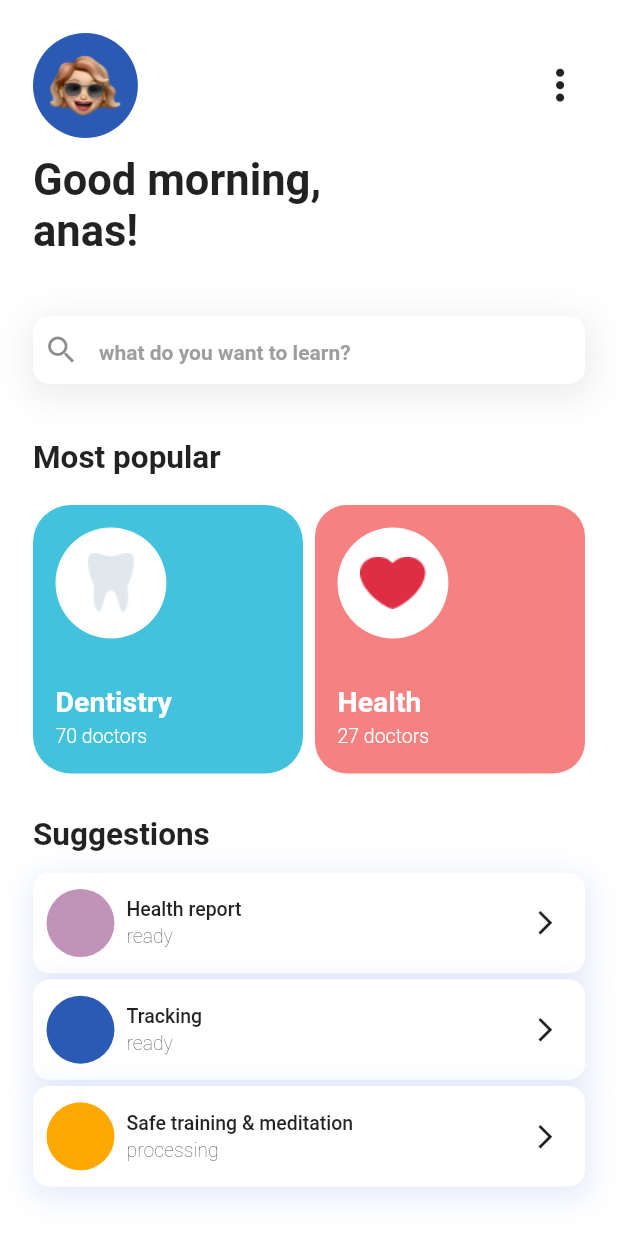
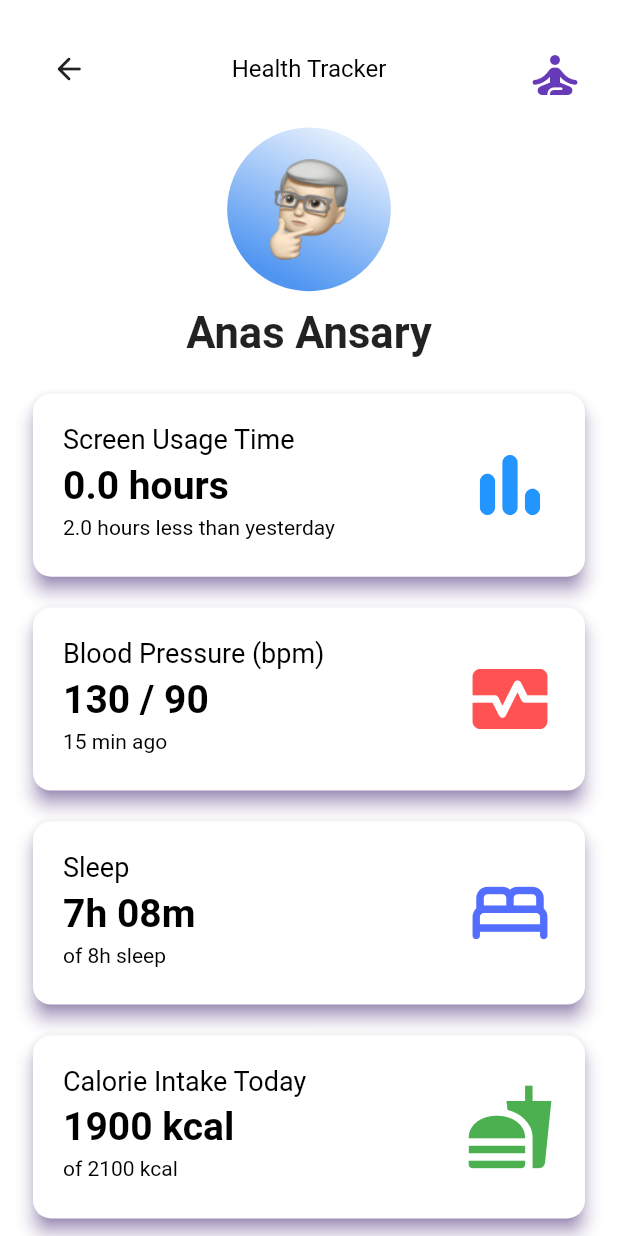
Before and after one commit to anas3a/shoishob, a Flutter app: the Home screen opened by its route, after a tap on "Health", on a phone screen of 412 x 824 dp. Run offline on Flutter 3.47's test engine with Material 2 defaults, Android fonts, the phone set to English and light mode, and no system bars; our stand-ins replace animated_bottom_navigation_bar, animated_text_kit, flutter_svg; missing offline and left inert: app_usage.

Commit message:
add updated health_page2.dart

```diff
--- /dev/null
+++ b/lib/Screens/health_page2.dart
@@ -0,0 +1,436 @@
+import 'package:flutter/material.dart';
+import 'package:app_usage/app_usage.dart';
+
+double usage = 0;
+
+class HealthPage2 extends StatefulWidget {
+  const HealthPage2({Key? key}) : super(key: key);
+
+  @override
+  State<HealthPage2> createState() => _HealthPage2State();
+}
+
+class _HealthPage2State extends State<HealthPage2> {
+  void getUsageStats() async {
+    try {
+      DateTime endDate = new DateTime.now();
+      DateTime startDate = endDate.subtract(Duration(hours: 24));
+      List<AppUsageInfo> infoList =
+          await AppUsage.getAppUsage(startDate, endDate);
+
+      double sum = 0;
+      for (var info in infoList) {
+        sum += (info.usage.inHours);
+      }
+      print(sum);
+      setState(() {
+        usage = sum;
+      });
+    } on AppUsageException catch (exception) {
+      print(exception);
+    }
+  }
+
+  @override
+  void initState() {
+    getUsageStats();
+    super.initState();
+  }
+
+  @override
+  Widget build(BuildContext context) {
+    var size = MediaQuery.of(context).size;
+
+    bool isOrientationLandscape() {
+      return size.width > size.height;
+    }
+
+    return Scaffold(
+      backgroundColor: Colors.white,
+      body: SingleChildScrollView(
+        child: Padding(
+          padding: const EdgeInsets.all(22.0),
+          child: SafeArea(
+            child: Column(
+              crossAxisAlignment: CrossAxisAlignment.center,
+              children: [
+                Row(
+                  children: [
+                    IconButton(
+                      onPressed: () {
+                        Navigator.pop(context);
+                      },
+                      icon: const Icon(Icons.arrow_back_rounded),
+                    ),
+                    Spacer(),
+                    Text('Health Tracker',
+                      style: TextStyle(
+                        fontSize: 16,
+                        color: Colors.black,
+                      ),),
+                    Spacer(),
+                    IconButton(
+                      onPressed: () {
+                        Navigator.pop(context);
+                      },
+                      icon: const Icon(Icons.self_improvement_rounded, size: 40, color: Colors.deepPurple,),
+                    ),
+                  ],
+                ),
+                Padding(
+                  padding: const EdgeInsets.only(
+                      left: 15, bottom: 0, top: 15, right: 15),
+                  child: Container(
+                    width: !isOrientationLandscape()
+                        ? (size.width - 44 - 16) * .31
+                        : (size.height - 44 - 16) * .31,
+                    height: !isOrientationLandscape()
+                        ? (size.width - 44 - 16) * .31
+                        : (size.height - 44 - 16) * .31,
+                    decoration: BoxDecoration(
+                        gradient: const LinearGradient(
+                          colors: [Color(0xffffffff), Color(0xff5096F1)],
+                          begin: Alignment.topRight,
+                          end: Alignment.bottomCenter,
+                        ),
+                        borderRadius: BorderRadius.circular(1000),
+                        color: Colors.white),
+                    child: Center(
+                      child: Image.asset(
+                        'assets/images/avatar4.png',
+                        width: (size.width - 44 - 16) * .19,
+                        height: (size.width - 44 - 16) * .19,
+                      ),
+                    ),
+                  ),
+                ),
+                const Padding(
+                  padding: EdgeInsets.symmetric(vertical: 11.0),
+                  child: Text(
+                    'Anas Ansary',
+                    style: TextStyle(fontSize: 29, fontWeight: FontWeight.bold),
+                  ),
+                ),
+                SizedBox(
+                  height: !isOrientationLandscape()
+                      ? size.width * .03
+                      : size.height * .03,
+                ),
+                Material(
+                  elevation: 5,
+                  shadowColor: Colors.deepPurple,
+                  borderRadius: BorderRadius.circular(12),
+                  color: Colors.white,
+                  child: InkWell(
+                    onTap: () {},
+                    child: Padding(
+                      padding: const EdgeInsets.all(20),
+                      child: Row(
+                        children: [
+                          Column(
+                              mainAxisAlignment: MainAxisAlignment.start,
+                              crossAxisAlignment: CrossAxisAlignment.start,
+                              children: [
+                                Text(
+                                  'Screen Usage Time',
+                                  style: TextStyle(
+                                    fontSize: 18,
+                                    fontWeight: FontWeight.w400,
+                                    color: Colors.black,
+                                  ),
+                                ),
+                                SizedBox(
+                                  height: 5,
+                                ),
+                                Text(
+                                  '${usage.toString()} hours',
+                                  style: TextStyle(
+                                    fontSize: 26,
+                                    fontWeight: FontWeight.w700,
+                                    color: Colors.black,
+                                  ),
+                                ),
+                                SizedBox(
+                                  height: 5,
+                                ),
+                                Text(
+                                  '2.0 hours less than yesterday',
+                                  style: TextStyle(
+                                    fontSize: 14,
+                                    fontWeight: FontWeight.w400,
+                                    color: Colors.black,
+                                  ),
+                                ),
+                                SizedBox(
+                                  height: 5,
+                                ),
+                              ]),
+                          const Spacer(),
+                          Icon(Icons.bar_chart_rounded,
+                              size: 60, color: Color(0xFF2395FF)),
+                        ],
+                      ),
+                    ),
+                  ),
+                ),
+                SizedBox(
+                  height: !isOrientationLandscape()
+                      ? size.width * 0.05
+                      : size.height * 0.05,
+                ),
+                Material(
+                  elevation: 5,
+                  shadowColor: Colors.deepPurple,
+                  borderRadius: BorderRadius.circular(12),
+                  color: Colors.white,
+                  child: InkWell(
+                    onTap: () {},
+                    child: Padding(
+                      padding: const EdgeInsets.all(20),
+                      child: Row(
+                        children: [
+                          Column(
+                              mainAxisAlignment: MainAxisAlignment.start,
+                              crossAxisAlignment: CrossAxisAlignment.start,
+                              children: [
+                                Text(
+                                  'Blood Pressure (bpm)',
+                                  style: TextStyle(
+                                    fontSize: 18,
+                                    fontWeight: FontWeight.w400,
+                                    color: Colors.black,
+                                  ),
+                                ),
+                                SizedBox(
+                                  height: 5,
+                                ),
+                                Text(
+                                  '130 / 90',
+                                  style: TextStyle(
+                                    fontSize: 26,
+                                    fontWeight: FontWeight.w700,
+                                    color: Colors.black,
+                                  ),
+                                ),
+                                SizedBox(
+                                  height: 5,
+                                ),
+                                Text(
+                                  '15 min ago',
+                                  style: TextStyle(
+                                    fontSize: 14,
+                                    fontWeight: FontWeight.w400,
+                                    color: Colors.black,
+                                  ),
+                                ),
+                                SizedBox(
+                                  height: 5,
+                                ),
+                              ]),
+                          const Spacer(),
+                          Icon(Icons.monitor_heart_rounded,
+                              size: 60, color: Colors.redAccent),
+                        ],
+                      ),
+                    ),
+                  ),
+                ),
+                SizedBox(
+                  height: !isOrientationLandscape()
+                      ? size.width * .05
+                      : size.height * .05,
+                ),
+                Material(
+                  elevation: 5,
+                  shadowColor: Colors.deepPurple,
+                  borderRadius: BorderRadius.circular(12),
+                  color: Colors.white,
+                  child: InkWell(
+                    onTap: () {},
+                    child: Padding(
+                      padding: const EdgeInsets.all(20),
+                      child: Row(
+                        children: [
+                          Column(
+                              mainAxisAlignment: MainAxisAlignment.start,
+                              crossAxisAlignment: CrossAxisAlignment.start,
+                              children: [
+                                Text(
+                                  'Sleep',
+                                  style: TextStyle(
+                                    fontSize: 18,
+                                    fontWeight: FontWeight.w400,
+                                    color: Colors.black,
+                                  ),
+                                ),
+                                SizedBox(
+                                  height: 5,
+                                ),
+                                Text(
+                                  '7h 08m',
+                                  style: TextStyle(
+                                    fontSize: 26,
+                                    fontWeight: FontWeight.w700,
+                                    color: Colors.black,
+                                  ),
+                                ),
+                                SizedBox(
+                                  height: 5,
+                                ),
+                                Text(
+                                  'of 8h sleep',
+                                  style: TextStyle(
+                                    fontSize: 14,
+                                    fontWeight: FontWeight.w400,
+                                    color: Colors.black,
+                                  ),
+                                ),
+                                SizedBox(
+                                  height: 5,
+                                ),
+                              ]),
+                          const Spacer(),
+                          Icon(Icons.bed_rounded,
+                              size: 60, color: Colors.indigoAccent),
+                        ],
+                      ),
+                    ),
+                  ),
+                ),
+                SizedBox(
+                  height: !isOrientationLandscape()
+                      ? size.width * .05
+                      : size.height * .05,
+                ),
+                Material(
+                  elevation: 5,
+                  shadowColor: Colors.deepPurple,
+                  borderRadius: BorderRadius.circular(12),
+                  color: Colors.white,
+                  child: InkWell(
+                    onTap: () {},
+                    child: Padding(
+                      padding: const EdgeInsets.all(20),
+                      child: Row(
+                        children: [
+                          Column(
+                              mainAxisAlignment: MainAxisAlignment.start,
+                              crossAxisAlignment: CrossAxisAlignment.start,
+                              children: [
+                                Text(
+                                  'Calorie Intake Today',
+                                  style: TextStyle(
+                                    fontSize: 18,
+                                    fontWeight: FontWeight.w400,
+                                    color: Colors.black,
+                                  ),
+                                ),
+                                SizedBox(
+                                  height: 5,
+                                ),
+                                Text(
+                                  '1900 kcal',
+                                  style: TextStyle(
+                                    fontSize: 26,
+                                    fontWeight: FontWeight.w700,
+                                    color: Colors.black,
+                                  ),
+                                ),
+                                SizedBox(
+                                  height: 5,
+                                ),
+                                Text(
+                                  'of 2100 kcal',
+                                  style: TextStyle(
+                                    fontSize: 14,
+                                    fontWeight: FontWeight.w400,
+                                    color: Colors.black,
+                                  ),
+                                ),
+                                SizedBox(
+                                  height: 5,
+                                ),
+                              ]),
+                          const Spacer(),
+                          Icon(Icons.fastfood,
+                              size: 60, color: Colors.green),
+                        ],
+                      ),
+                    ),
+                  ),
+                ),
+                SizedBox(
+                  height: !isOrientationLandscape()
+                      ? size.width * .05
+                      : size.height * .05,
+                ),
+                Material(
+                  elevation: 5,
+                  shadowColor: Colors.deepPurple,
+                  borderRadius: BorderRadius.circular(12),
+                  color: Colors.white,
+                  child: InkWell(
+                    onTap: () {},
+                    child: Padding(
+                      padding: const EdgeInsets.all(20),
+                      child: Row(
+                        children: [
+                          Column(
+                              mainAxisAlignment: MainAxisAlignment.start,
+                              crossAxisAlignment: CrossAxisAlignment.start,
+                              children: [
+                                Text(
+                                  'Calorie Burned Today',
+                                  style: TextStyle(
+                                    fontSize: 18,
+                                    fontWeight: FontWeight.w400,
+                                    color: Colors.black,
+                                  ),
+                                ),
+                                SizedBox(
+                                  height: 5,
+                                ),
+                                Text(
+                                  '400 kcal',
+                                  style: TextStyle(
+                                    fontSize: 26,
+                                    fontWeight: FontWeight.w700,
+                                    color: Colors.black,
+                                  ),
+                                ),
+                                SizedBox(
+                                  height: 5,
+                                ),
+                                Text(
+                                  'of 550 kcal',
+                                  style: TextStyle(
+                                    fontSize: 14,
+                                    fontWeight: FontWeight.w400,
+                                    color: Colors.black,
+                                  ),
+                                ),
+                                SizedBox(
+                                  height: 5,
+                                ),
+                              ]),
+                          const Spacer(),
+                          Icon(Icons.fitness_center,
+                              size: 60, color: Colors.blue),
+                        ],
+                      ),
+                    ),
+                  ),
+                ),
+                SizedBox(
+                  height: !isOrientationLandscape()
+                      ? size.width * .05
+                      : size.height * .05,
+                ),
+              ],
+            ),
+          ),
+        ),
+      ),
+    );
+  }
+}
--- a/lib/Screens/home.dart
+++ b/lib/Screens/home.dart
@@ -466,11 +466,7 @@ class _HomeState extends State<Home> with TickerProviderStateMixin {
                                 horizontal: 4.0, vertical: 15),
                             child: GestureDetector(
                               onTap: () {
-                                Navigator.push(
-                                    context,
-                                    MaterialPageRoute(
-                                        builder: (context) =>
-                                            const HealthPage()));
+                                Navigator.pushNamed(context, '/health_page2');
                               },
                               child: Container(
                                 width: (size.width - 44 - 16) * .5,
--- a/lib/Screens/signup_page.dart
+++ b/lib/Screens/signup_page.dart
@@ -152,11 +152,7 @@ class _SignUpPageState extends State<SignUpPage> {
                   alignment: Alignment.bottomRight,
                   child: GestureDetector(
                     onTap: (){
-
-                      Navigator.of(context).push(
-                          MaterialPageRoute(builder: (context) => const Home())
-                      );
-
+                          Navigator.pushNamed(context, '/home');
                     },
                     child: Card(
                       color: const Color(0xFF8C77CE),
--- a/lib/main.dart
+++ b/lib/main.dart
@@ -4,6 +4,7 @@ import 'package:shoishob/Screens/login_page.dart';
 import 'package:shoishob/Screens/signup_page.dart';
 import 'package:shoishob/Screens/home.dart';
 import 'package:shoishob/Screens/sports_page.dart';
+import 'package:shoishob/Screens/health_page2.dart';
 
 void main() {
   runApp(const MyApp());
@@ -27,6 +28,7 @@ class MyApp extends StatelessWidget {
         '/singUp_page': (context) => const SignUpPage(),
         '/home': (context) => const Home(),
         '/sports_page': (context) => const SportsPage(),
+        '/health_page2': (contest) => const HealthPage2(),
       },
     );
   }
--- a/pubspec.yaml
+++ b/pubspec.yaml
@@ -37,6 +37,7 @@ dependencies:
   animated_text_kit: ^4.2.2
   animated_bottom_navigation_bar: ^1.0.1
   flutter_svg: ^1.1.3
+  app_usage: ^2.0.0
 
 dev_dependencies:
   flutter_test:
```
Also changed, not shown: pubspec.lock, 1 other file.
